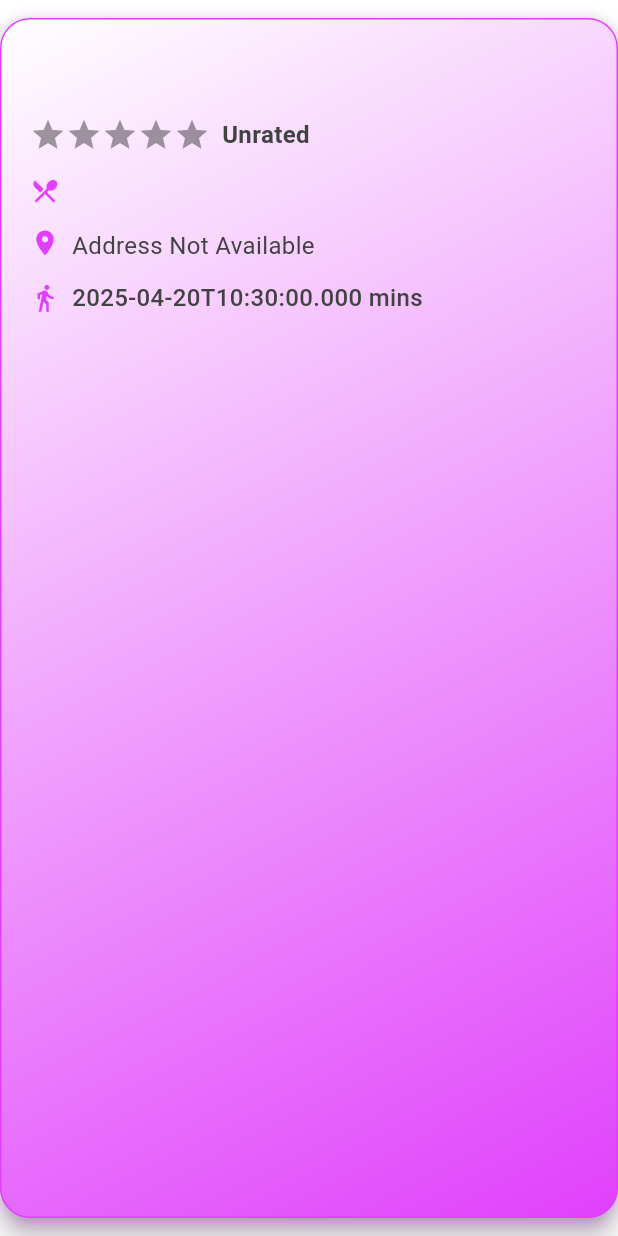
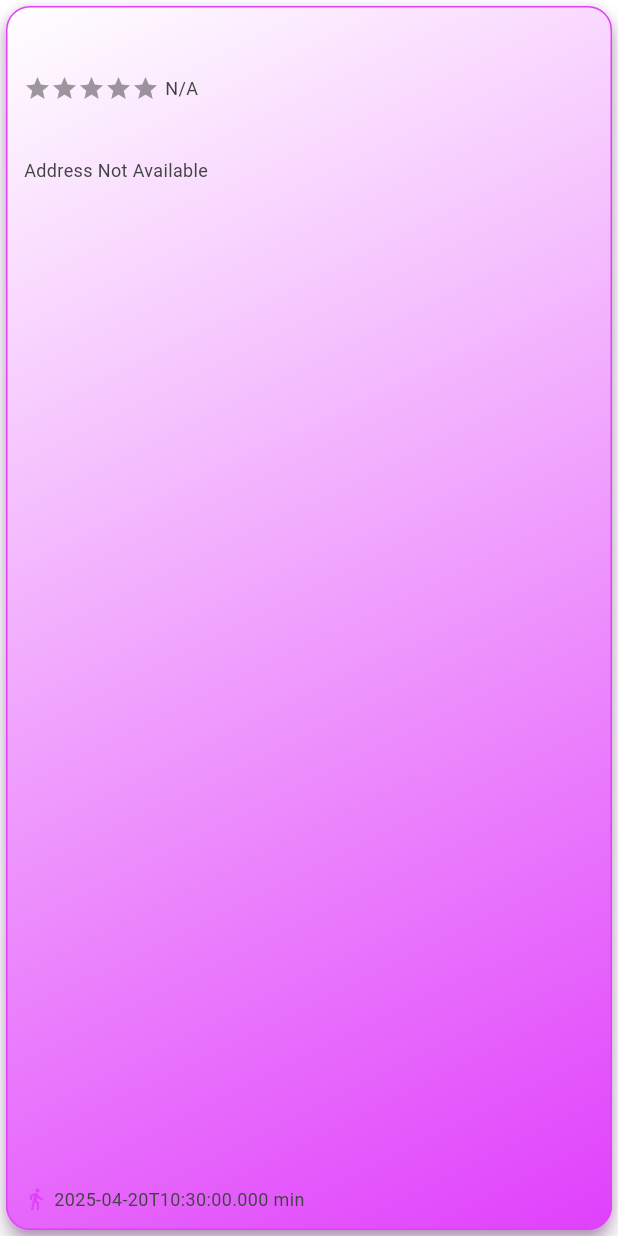
Before and after one commit to ckhkc/test, a Flutter app: the RestaurantCard widget shown alone on an empty page, opened directly with empty values, on a phone screen of 412 x 824 dp. Run offline on Flutter 3.47's test engine with Material 3 defaults, Android fonts, the phone set to English and light mode, and no system bars; drawn by our look-alikes of flutter_rating_bar; our stand-ins replace flutter_map, latlong2.

Commit message:
A working version that show restaurants list page

```diff
--- a/lib/pages/restaurants_list_page.dart
+++ b/lib/pages/restaurants_list_page.dart
@@ -38,6 +38,23 @@ class RestaurantListPage extends StatelessWidget {
           ),
         ),
       ),
+      // body: Container(
+      //   decoration: BoxDecoration(
+      //     gradient: LinearGradient(
+      //       colors: [Colors.purple[50]!, Colors.blue[50]!],
+      //       begin: Alignment.topCenter,
+      //       end: Alignment.bottomCenter,
+      //     ),
+      //   ),
+      //   child: ListView.builder(
+      //     padding: const EdgeInsets.all(16.0),
+      //     itemCount: model.restaurants.length,
+      //     itemBuilder: (context, index) {
+      //       final restaurant = model.restaurants[index];
+      //       return RestaurantCard(restaurant: restaurant);
+      //     },
+      //   ),
+      // ),
       body: Container(
         decoration: BoxDecoration(
           gradient: LinearGradient(
@@ -46,12 +63,17 @@ class RestaurantListPage extends StatelessWidget {
             end: Alignment.bottomCenter,
           ),
         ),
-        child: ListView.builder(
+        child: GridView.builder(
           padding: const EdgeInsets.all(16.0),
+          gridDelegate: const SliverGridDelegateWithFixedCrossAxisCount(
+            crossAxisCount: 2, // 2 cards per row
+            crossAxisSpacing: 16.0,
+            mainAxisSpacing: 16.0,
+            childAspectRatio: 1.3, // Adjust for card height
+          ),
           itemCount: model.restaurants.length,
           itemBuilder: (context, index) {
-            final restaurant = model.restaurants[index];
-            return RestaurantCard(restaurant: restaurant);
+            return RestaurantCard(restaurant: model.restaurants[index]);
           },
         ),
       ),
@@ -94,7 +116,6 @@ class _RestaurantCardState extends State<RestaurantCard>
 
   @override
   Widget build(BuildContext context) {
-    print(widget.restaurant);
     final model = Provider.of<BigModel>(context, listen: false);
     // Handle missing data
     final name = widget.restaurant['name'] ?? 'Unknown Restaurant';
@@ -106,6 +127,7 @@ class _RestaurantCardState extends State<RestaurantCard>
             ? widget.restaurant['address']
             : 'Address Not Available';
     final travelTime = widget.restaurant['travel_time']?.toString() ?? 'N/A';
+    final openingHour = widget.restaurant['opening_hour']?.toString() ?? 'N/A';
 
     return GestureDetector(
       onTapDown: (_) => _controller.forward(),
@@ -117,15 +139,14 @@ class _RestaurantCardState extends State<RestaurantCard>
       child: ScaleTransition(
         scale: _scaleAnimation,
         child: Card(
-          elevation: 8,
+          elevation: 6,
           shape: RoundedRectangleBorder(
-            borderRadius: BorderRadius.circular(20),
+            borderRadius: BorderRadius.circular(16),
             side: const BorderSide(color: Colors.purpleAccent, width: 1),
           ),
-          margin: const EdgeInsets.symmetric(vertical: 12),
           child: Container(
             decoration: BoxDecoration(
-              borderRadius: BorderRadius.circular(20),
+              borderRadius: BorderRadius.circular(16),
               gradient: const LinearGradient(
                 colors: [Colors.white, Colors.purpleAccent],
                 begin: Alignment.topLeft,
@@ -134,28 +155,30 @@ class _RestaurantCardState extends State<RestaurantCard>
               boxShadow: [
                 BoxShadow(
                   color: Colors.purple.withOpacity(0.3),
-                  blurRadius: 10,
+                  blurRadius: 8,
                   offset: const Offset(0, 4),
                 ),
               ],
             ),
             child: Padding(
-              padding: const EdgeInsets.all(20.0),
+              padding: const EdgeInsets.all(12.0),
               child: Column(
                 crossAxisAlignment: CrossAxisAlignment.start,
                 children: [
-                  // Name with flair
+                  // Name
                   Text(
                     name,
                     style: const TextStyle(
-                      fontSize: 24,
+                      fontSize: 18,
                       fontWeight: FontWeight.w900,
                       color: Colors.blueAccent,
-                      letterSpacing: 1.2,
+                      letterSpacing: 1.1,
                     ),
+                    maxLines: 2,
+                    overflow: TextOverflow.ellipsis,
                   ),
-                  const SizedBox(height: 12),
-                  // Rating with spark
+                  const SizedBox(height: 8),
+                  // Rating
                   Row(
                     children: [
                       RatingBarIndicator(
@@ -166,84 +189,59 @@ class _RestaurantCardState extends State<RestaurantCard>
                               color: Colors.amberAccent,
                             ),
                         itemCount: 5,
-                        itemSize: 24.0,
+                        itemSize: 18.0,
                         direction: Axis.horizontal,
                       ),
-                      const SizedBox(width: 8),
+                      const SizedBox(width: 4),
                       Text(
-                        rating > 0 ? '$rating / 5' : 'Unrated',
-                        style: TextStyle(
-                          fontSize: 16,
-                          color: Colors.grey[800],
-                          fontWeight: FontWeight.bold,
-                        ),
+                        rating > 0 ? rating.toStringAsFixed(1) : 'N/A',
+                        style: TextStyle(fontSize: 12, color: Colors.grey[800]),
                       ),
                     ],
                   ),
-                  const SizedBox(height: 12),
-                  // Cuisine Type with zest
-                  Row(
-                    children: [
-                      const Icon(
-                        Icons.restaurant_menu,
-                        size: 20,
-                        color: Colors.purpleAccent,
-                      ),
-                      const SizedBox(width: 8),
+                  const SizedBox(height: 8),
+                  // Cuisine Type
                   Text(
                     type,
                     style: TextStyle(
-                          fontSize: 18,
+                      fontSize: 14,
                       color: Colors.grey[900],
                       fontStyle: FontStyle.italic,
-                          fontWeight: FontWeight.w500,
                     ),
+                    maxLines: 1,
+                    overflow: TextOverflow.ellipsis,
                   ),
-                    ],
-                  ),
-                  const SizedBox(height: 12),
-                  // Address with location vibe
-                  Row(
-                    crossAxisAlignment: CrossAxisAlignment.start,
-                    children: [
-                      const Icon(
-                        Icons.location_on,
-                        size: 20,
-                        color: Colors.purpleAccent,
-                      ),
-                      const SizedBox(width: 8),
+                  const SizedBox(height: 8),
+                  // Address
                   Expanded(
                     child: Text(
                       address,
-                          style: TextStyle(
-                            fontSize: 16,
-                            color: Colors.grey[800],
-                          ),
-                          maxLines: 2,
+                      style: TextStyle(fontSize: 12, color: Colors.grey[800]),
+                      maxLines: 3,
                       overflow: TextOverflow.ellipsis,
                     ),
                   ),
-                    ],
+                  const SizedBox(height: 8),
+                  Expanded(
+                    child: Text(
+                      openingHour,
+                      style: TextStyle(fontSize: 10, color: Colors.grey[800]),
+                      maxLines: 3,
+                      overflow: TextOverflow.ellipsis,
                     ),
-                  const SizedBox(height: 12),
-                  // Travel Time with motion
+                  ),
+                  // Travel Time
                   Row(
                     children: [
                       const Icon(
                         Icons.directions_walk,
-                        size: 20,
+                        size: 16,
                         color: Colors.purpleAccent,
                       ),
-                      const SizedBox(width: 8),
+                      const SizedBox(width: 4),
                       Text(
-                        travelTime != 'N/A'
-                            ? '$travelTime mins'
-                            : 'Time Unknown',
-                        style: TextStyle(
-                          fontSize: 16,
-                          color: Colors.grey[800],
-                          fontWeight: FontWeight.w500,
-                        ),
+                        travelTime != 'N/A' ? '$travelTime min' : 'N/A',
+                        style: TextStyle(fontSize: 12, color: Colors.grey[800]),
                       ),
                     ],
                   ),
```
Also changed, not shown: lib/pages/route_suggestion_dialog.dart (+157 -114 lines). Lines whose indentation alone changed are shown as unchanged.
